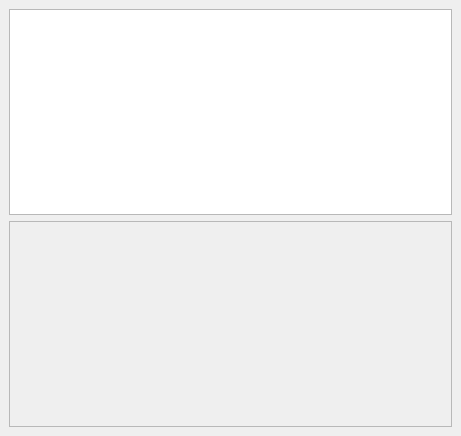
Qt form ui/clipconfig.ui (jonasstein/clip) before a commit.
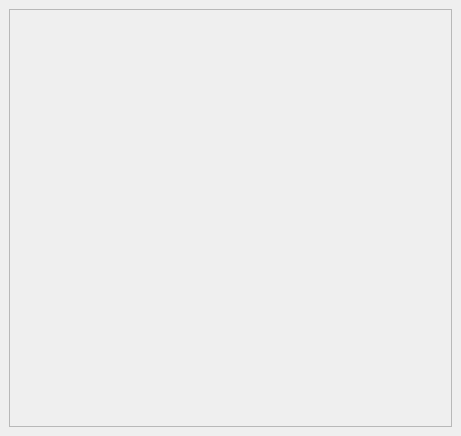
The same form after that commit.

Commit message: Concept for config working

```diff
--- a/ui/clipconfig.ui
+++ b/ui/clipconfig.ui
@@ -16,13 +16,6 @@
   <widget class="QWidget" name="centralwidget">
    <layout class="QGridLayout" name="gridLayout">
     <item row="0" column="0">
-     <widget class="QTableView" name="tableView">
-      <property name="selectionMode">
-       <enum>QAbstractItemView::NoSelection</enum>
-      </property>
-     </widget>
-    </item>
-    <item row="1" column="0">
      <widget class="QScrollArea" name="scrollArea">
       <property name="widgetResizable">
        <bool>true</bool>
@@ -32,8 +25,8 @@
         <rect>
          <x>0</x>
          <y>0</y>
-         <width>439</width>
-         <height>193</height>
+         <width>441</width>
+         <height>395</height>
         </rect>
        </property>
       </widget>
```
Left out of the diff: 2 changed lines with no effect on the pictures. The commit also changes 2 other files.
